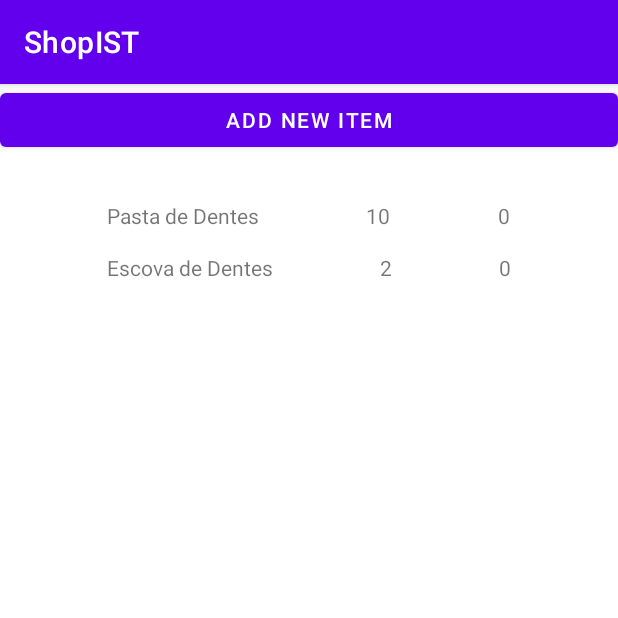
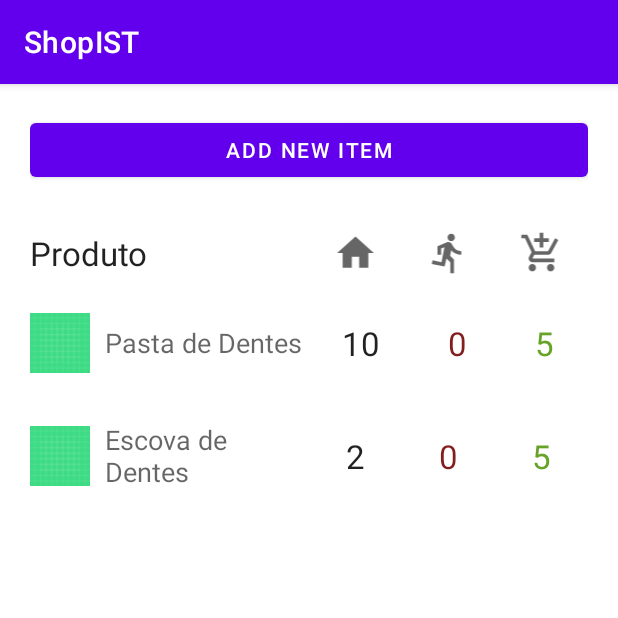
Before and after one commit to joaocmd/ShopIST, an Android app: the screen it shows after launch (PantryActivity), after a tap on "Dani's Pantry", on a phone screen of 412 x 824 dp, the top half of it. Run offline under Robolectric (Android 15) with nearby library versions, the phone set to English and light mode, and no system bars.

Commit message:
Product title and row massively improved, quantities shown. Changed layout of add_item, not optimized

```diff
--- /dev/null
+++ b/ShopIST/app/src/main/res/drawable/ic_baseline_add_shopping_cart_24.xml
@@ -0,0 +1,10 @@
+<vector xmlns:android="http://schemas.android.com/apk/res/android"
+    android:width="24dp"
+    android:height="24dp"
+    android:viewportWidth="24"
+    android:viewportHeight="24"
+    android:tint="?attr/colorControlNormal">
+  <path
+      android:fillColor="@android:color/white"
+      android:pathData="M11,9h2L13,6h3L16,4h-3L13,1h-2v3L8,4v2h3v3zM7,18c-1.1,0 -1.99,0.9 -1.99,2S5.9,22 7,22s2,-0.9 2,-2 -0.9,-2 -2,-2zM17,18c-1.1,0 -1.99,0.9 -1.99,2s0.89,2 1.99,2 2,-0.9 2,-2 -0.9,-2 -2,-2zM7.17,14.75l0.03,-0.12 0.9,-1.63h7.45c0.75,0 1.41,-0.41 1.75,-1.03l3.86,-7.01L19.42,4h-0.01l-1.1,2 -2.76,5L8.53,11l-0.13,-0.27L6.16,6l-0.95,-2 -0.94,-2L1,2v2h2l3.6,7.59 -1.35,2.45c-0.16,0.28 -0.25,0.61 -0.25,0.96 0,1.1 0.9,2 2,2h12v-2L7.42,15c-0.13,0 -0.25,-0.11 -0.25,-0.25z"/>
+</vector>
--- /dev/null
+++ b/ShopIST/app/src/main/res/drawable/ic_baseline_directions_run_24.xml
@@ -0,0 +1,10 @@
+<vector xmlns:android="http://schemas.android.com/apk/res/android"
+    android:width="24dp"
+    android:height="24dp"
+    android:viewportWidth="24"
+    android:viewportHeight="24"
+    android:tint="?attr/colorControlNormal">
+  <path
+      android:fillColor="@android:color/white"
+      android:pathData="M13.49,5.48c1.1,0 2,-0.9 2,-2s-0.9,-2 -2,-2 -2,0.9 -2,2 0.9,2 2,2zM9.89,19.38l1,-4.4 2.1,2v6h2v-7.5l-2.1,-2 0.6,-3c1.3,1.5 3.3,2.5 5.5,2.5v-2c-1.9,0 -3.5,-1 -4.3,-2.4l-1,-1.6c-0.4,-0.6 -1,-1 -1.7,-1 -0.3,0 -0.5,0.1 -0.8,0.1l-5.2,2.2v4.7h2v-3.4l1.8,-0.7 -1.6,8.1 -4.9,-1 -0.4,2 7,1.4z"/>
+</vector>
--- /dev/null
+++ b/ShopIST/app/src/main/res/drawable/ic_baseline_home_24.xml
@@ -0,0 +1,10 @@
+<vector xmlns:android="http://schemas.android.com/apk/res/android"
+    android:width="24dp"
+    android:height="24dp"
+    android:viewportWidth="24"
+    android:viewportHeight="24"
+    android:tint="?attr/colorControlNormal">
+  <path
+      android:fillColor="@android:color/white"
+      android:pathData="M10,20v-6h4v6h5v-8h3L12,3 2,12h3v8z"/>
+</vector>
--- a/ShopIST/app/src/main/res/layout/activity_add_item.xml
+++ b/ShopIST/app/src/main/res/layout/activity_add_item.xml
@@ -17,7 +17,8 @@
             android:layout_weight="0.9"
             android:layout_marginTop="40dp"
             android:layout_height="match_parent"
-            android:orientation="vertical">
+            android:orientation="vertical"
+            android:weightSum="1">
 
             <TextView
                 android:id="@+id/textView"
@@ -28,7 +29,8 @@
 
             <ScrollView
                 android:layout_width="match_parent"
-                android:layout_height="wrap_content">
+                android:layout_height="0dp"
+                android:layout_weight="0.9">
 
                 <LinearLayout
                     android:layout_width="match_parent"
--- a/ShopIST/app/src/main/res/layout/activity_pantry.xml
+++ b/ShopIST/app/src/main/res/layout/activity_pantry.xml
@@ -2,7 +2,11 @@
 <LinearLayout xmlns:android="http://schemas.android.com/apk/res/android"
     android:layout_width="match_parent"
     android:layout_height="match_parent"
-    android:orientation="vertical">
+    xmlns:tools="http://schemas.android.com/tools"
+    android:orientation="vertical"
+    android:layout_marginLeft="20dp"
+    android:layout_marginRight="20dp"
+    android:layout_marginTop="20dp">
 
     <LinearLayout
         android:layout_width="match_parent"
@@ -19,12 +23,14 @@
 
     </LinearLayout>
 
+
+    <include layout="@layout/product_row_title"></include>
+
     <ScrollView
         android:layout_width="match_parent"
         android:layout_height="match_parent"
         android:fillViewport="true"
         >
-
         <androidx.recyclerview.widget.RecyclerView
             android:id="@+id/recyclerView"
             android:layout_width="match_parent"
--- a/ShopIST/app/src/main/res/layout/product_row.xml
+++ b/ShopIST/app/src/main/res/layout/product_row.xml
@@ -2,44 +2,83 @@
 <LinearLayout xmlns:android="http://schemas.android.com/apk/res/android"
     xmlns:tools="http://schemas.android.com/tools"
     android:layout_width="match_parent"
-    android:layout_height="wrap_content"
+    android:layout_height="60dp"
     android:layout_marginBottom="15dp"
     android:foreground="?android:attr/selectableItemBackground"
 
     android:orientation="vertical">
 
+    <RelativeLayout
+        android:layout_width="match_parent"
+        android:layout_height="match_parent">
+
         <LinearLayout
-        android:id="@+id/rowCard"
+            android:id="@+id/firstLayout"
             android:layout_width="match_parent"
             android:layout_height="match_parent"
+            android:layout_toLeftOf="@+id/secondView"
             android:orientation="horizontal">
+
 
             <ImageView
                 android:id="@+id/productImageView"
-            android:layout_width="wrap_content"
-            android:layout_height="wrap_content"
-            android:layout_weight="1"
-            tools:srcCompat="@tools:sample/avatars" />
+                android:layout_width="40dp"
+                android:layout_height="40dp"
+                android:layout_marginRight="10dp"
+                android:layout_gravity="center_vertical"
+                android:src="@drawable/ic_launcher_background" />
 
             <TextView
                 android:id="@+id/rowText"
                 android:layout_width="wrap_content"
-            android:layout_height="wrap_content"
-            android:layout_weight="1"
-            android:text="Pao" />
+                android:layout_height="match_parent"
+                android:text="Pao"
+                android:gravity="center_vertical"
+                android:textAppearance="@style/TextAppearance.AppCompat.Medium"/>
+
+
+        </LinearLayout>
+
+        <View
+            android:id="@+id/secondView"
+            android:layout_width="0dp"
+            android:layout_height="match_parent"
+            android:layout_centerHorizontal="true" />
+
+        <LinearLayout
+            android:id="@+id/thirdLayout"
+            android:layout_width="match_parent"
+            android:layout_height="match_parent"
+            android:layout_toRightOf="@+id/secondView"
+            android:orientation="horizontal">
 
             <TextView
                 android:id="@+id/pantryQuantityDisplay"
                 android:layout_width="wrap_content"
-            android:layout_height="wrap_content"
-            android:layout_weight="1" />
+                android:layout_height="match_parent"
+                android:layout_weight="1"
+                android:textAppearance="@style/TextAppearance.AppCompat.Large"
+                android:text="5"
+                android:gravity="center" />
 
             <TextView
                 android:id="@+id/needingQuantityDisplay"
                 android:layout_width="wrap_content"
-            android:layout_height="wrap_content"
-            android:layout_weight="1" />
-
+                android:layout_height="match_parent"
+                android:textAppearance="@style/TextAppearance.AppCompat.Large"
+                android:text="5"
+                android:textColor="#821e1e"
+                android:layout_weight="1"
+                android:gravity="center" />
+            <TextView
+                android:id="@+id/CartQuantityDisplay"
+                android:layout_width="wrap_content"
+                android:layout_height="match_parent"
+                android:textAppearance="@style/TextAppearance.AppCompat.Large"
+                android:text="5"
+                android:textColor="#67a327"
+                android:layout_weight="1"
+                android:gravity="center"  />
         </LinearLayout>
-
+    </RelativeLayout>
 </LinearLayout>
--- /dev/null
+++ b/ShopIST/app/src/main/res/layout/product_row_title.xml
@@ -0,0 +1,67 @@
+<?xml version="1.0" encoding="utf-8"?>
+<LinearLayout xmlns:android="http://schemas.android.com/apk/res/android"
+    xmlns:tools="http://schemas.android.com/tools"
+    android:layout_width="match_parent"
+    android:layout_height="wrap_content"
+    android:layout_marginBottom="15dp"
+
+    android:orientation="vertical">
+
+    <LinearLayout
+        android:id="@+id/rowCard"
+        android:layout_width="match_parent"
+        android:layout_height="match_parent"
+        android:orientation="horizontal">
+
+        <LinearLayout
+            android:layout_width="0dp"
+            android:layout_height="match_parent"
+            android:layout_weight="1">
+            <TextView
+                android:id="@+id/rowText"
+                android:layout_width="wrap_content"
+                android:layout_height="match_parent"
+                android:layout_weight="1"
+                android:text="Produto"
+                android:gravity="center_vertical"
+                android:textAppearance="@style/TextAppearance.AppCompat.Large"/>
+
+        </LinearLayout>
+        <LinearLayout
+            android:layout_width="0dp"
+            android:layout_height="match_parent"
+            android:layout_weight="1"
+            >
+
+            <ImageView
+                android:id="@+id/pantryQuantityDisplay"
+                android:layout_width="wrap_content"
+                android:layout_height="match_parent"
+                android:layout_weight="1"
+                android:textAppearance="@style/TextAppearance.AppCompat.Large"
+                android:src="@drawable/ic_baseline_home_24"
+                android:gravity="center">
+
+            </ImageView>
+            <ImageView
+                android:id="@+id/needingQuantityDisplay"
+                android:layout_width="wrap_content"
+                android:layout_height="match_parent"
+                android:layout_weight="1"
+                android:src="@drawable/ic_baseline_directions_run_24"
+                android:gravity="center">
+
+            </ImageView>
+            <ImageView
+                android:id="@+id/CartQuantityDisplay"
+                android:layout_width="wrap_content"
+                android:layout_height="match_parent"
+                android:layout_weight="1"
+                android:src="@drawable/ic_baseline_add_shopping_cart_24"
+                android:gravity="center">
+
+            </ImageView>
+        </LinearLayout>
+    </LinearLayout>
+
+</LinearLayout>
```
Lines whose indentation alone changed are shown as unchanged.
